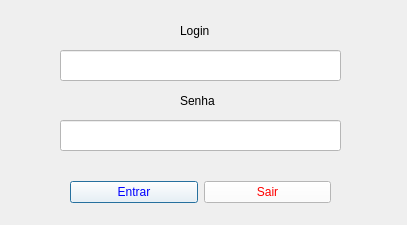
The window that login.ui (djeisson/SGV) describes before a commit, drawn with Qt 5.
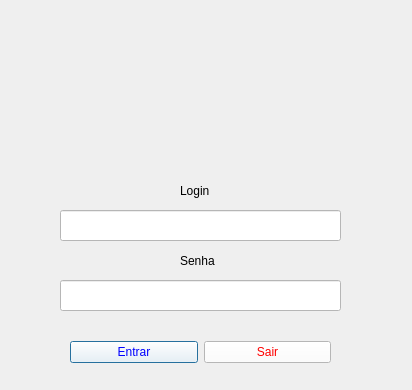
The same window after the commit. Icons and pictures are not drawn.

Commit message: Atualização layout main window,login e implementação da ui de vendas no terminal

Patch:
```diff
--- a/login.ui
+++ b/login.ui
@@ -6,10 +6,22 @@
    <rect>
     <x>0</x>
     <y>0</y>
-    <width>407</width>
-    <height>225</height>
+    <width>412</width>
+    <height>390</height>
    </rect>
   </property>
+  <property name="minimumSize">
+   <size>
+    <width>412</width>
+    <height>390</height>
+   </size>
+  </property>
+  <property name="maximumSize">
+   <size>
+    <width>412</width>
+    <height>390</height>
+   </size>
+  </property>
   <property name="windowTitle">
    <string>LOGIN</string>
   </property>
@@ -20,7 +32,7 @@
    <property name="geometry">
     <rect>
      <x>180</x>
-     <y>20</y>
+     <y>180</y>
      <width>51</width>
      <height>21</height>
     </rect>
@@ -36,7 +48,7 @@
    <property name="geometry">
     <rect>
      <x>180</x>
-     <y>90</y>
+     <y>250</y>
      <width>51</width>
      <height>21</height>
     </rect>
@@ -52,7 +64,7 @@
    <property name="geometry">
     <rect>
      <x>60</x>
-     <y>120</y>
+     <y>280</y>
      <width>281</width>
      <height>31</height>
     </rect>
@@ -71,7 +83,7 @@
    <property name="geometry">
     <rect>
      <x>60</x>
-     <y>50</y>
+     <y>210</y>
      <width>281</width>
      <height>31</height>
     </rect>
@@ -84,7 +96,7 @@
    <property name="geometry">
     <rect>
      <x>70</x>
-     <y>180</y>
+     <y>340</y>
      <width>261</width>
      <height>25</height>
     </rect>
@@ -114,6 +126,25 @@
     </item>
    </layout>
   </widget>
+  <widget class="QLabel" name="label_3">
+   <property name="geometry">
+    <rect>
+     <x>0</x>
+     <y>0</y>
+     <width>411</width>
+     <height>171</height>
+    </rect>
+   </property>
+   <property name="text">
+    <string/>
+   </property>
+   <property name="pixmap">
+    <pixmap>assets/Inserir um título.png</pixmap>
+   </property>
+   <property name="scaledContents">
+    <bool>true</bool>
+   </property>
+  </widget>
  </widget>
  <tabstops>
   <tabstop>lineEdit_3</tabstop>
```
The commit also changes 12 other files.
